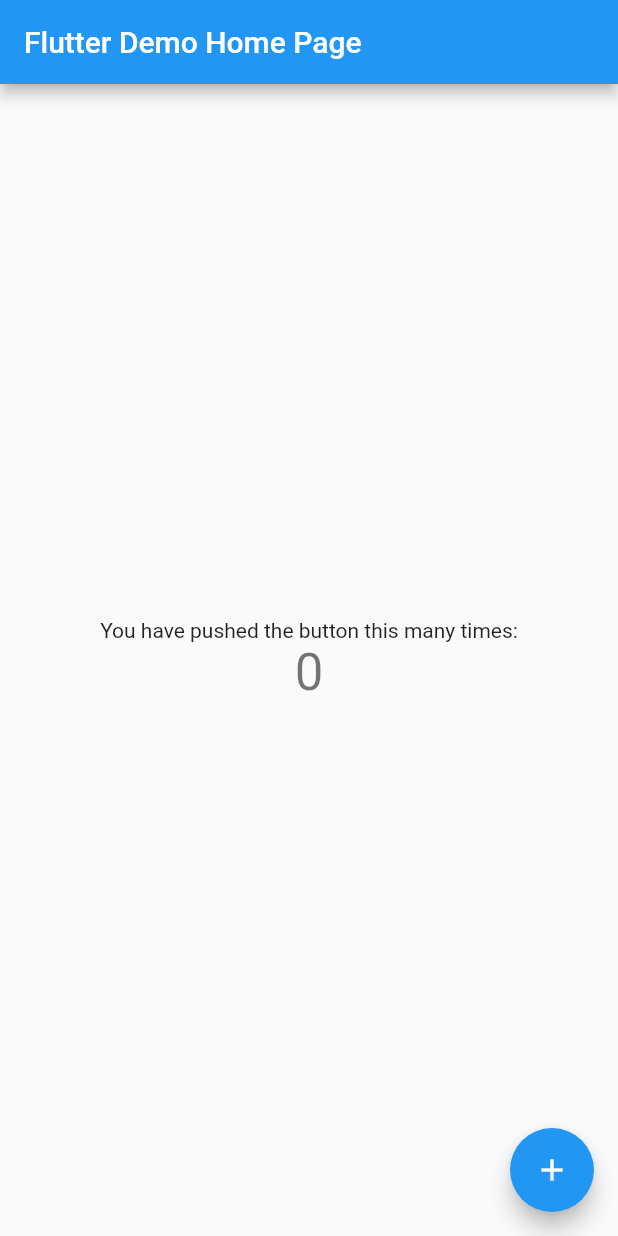
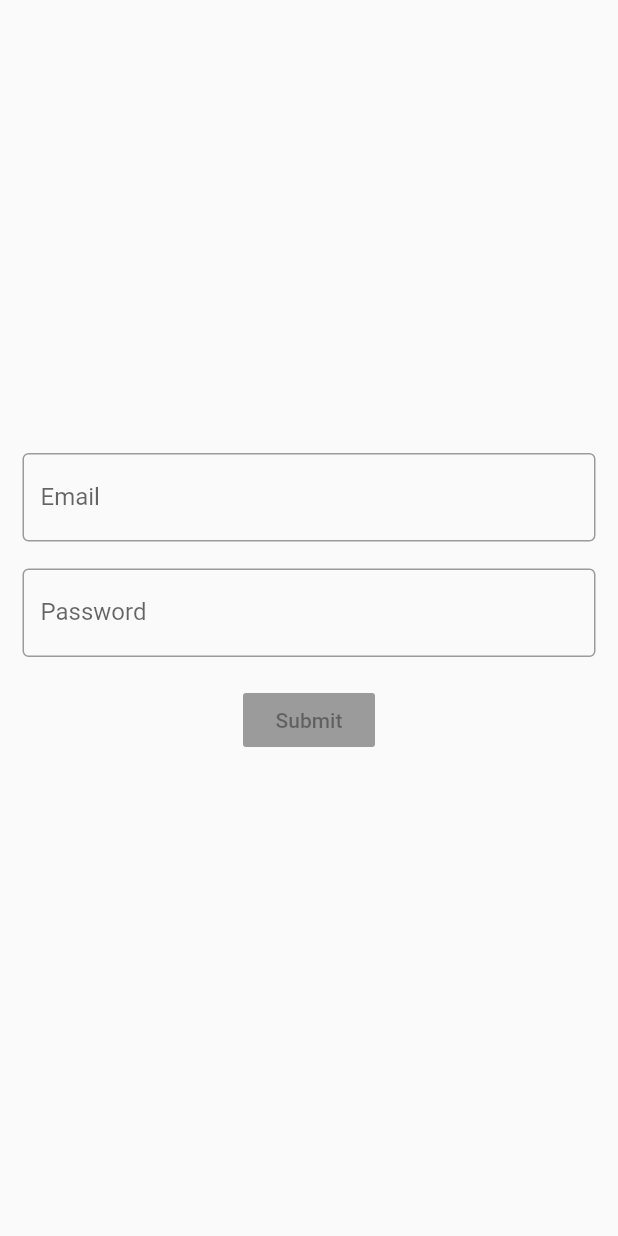
Before and after one commit to azharprabudi/examples_bloc, a Flutter app: the screen it shows after launch, on a phone screen of 412 x 824 dp. Run offline on Flutter 3.47's test engine with Material 2 defaults, Android fonts, the phone set to English and light mode, and no system bars; our stand-ins replace rxdart.

Commit message:
done login bloc

```diff
--- /dev/null
+++ b/lib/apps/login/login.dart
@@ -0,0 +1,69 @@
+import 'package:examples_bloc/apps/login/provider.dart';
+import 'package:flutter/material.dart';
+
+class Login extends StatelessWidget {
+  @override
+  Widget build(BuildContext context) {
+    LoginProvider bloc = LoginProviderImplementation();
+    return Scaffold(
+      body: Padding(
+        padding: EdgeInsets.all(15.0),
+        child: Column(
+          crossAxisAlignment: CrossAxisAlignment.center,
+          mainAxisAlignment: MainAxisAlignment.center,
+          children: <Widget>[
+            Container(
+              margin: EdgeInsets.only(bottom: 18.0),
+              child: StreamBuilder<String>(
+                stream: bloc.email,
+                builder: (BuildContext ctx, AsyncSnapshot snapshot) {
+                  print(bloc.email);
+                  return TextField(
+                    onChanged: bloc.onChangeEmail,
+                    keyboardType: TextInputType.emailAddress,
+                    decoration: InputDecoration(
+                      border: OutlineInputBorder(),
+                      hintText: "ex: acbacb@gmail.com",
+                      labelText: "Email",
+                      errorText: snapshot.error,
+                    ),
+                  );
+                },
+              ),
+            ),
+            Container(
+              margin: EdgeInsets.only(bottom: 18.0),
+              child: StreamBuilder<String>(
+                stream: bloc.password,
+                builder: (BuildContext ctx, AsyncSnapshot snapshot) =>
+                    TextField(
+                      onChanged: bloc.onChangePassword,
+                      obscureText: true,
+                      keyboardType: TextInputType.text,
+                      decoration: InputDecoration(
+                        border: OutlineInputBorder(),
+                        hintText: "*******",
+                        labelText: "Password",
+                        errorText: snapshot.error,
+                      ),
+                    ),
+              ),
+            ),
+            Container(
+              margin: EdgeInsets.only(bottom: 18.0),
+              child: StreamBuilder<bool>(
+                stream: bloc.disabledBtn,
+                builder: (BuildContext ctx, AsyncSnapshot snapshot) {
+                  return RaisedButton(
+                    onPressed: snapshot.hasData ? () {} : null,
+                    child: Text('Submit'),
+                  );
+                },
+              ),
+            ),
+          ],
+        ),
+      ),
+    );
+  }
+}
--- /dev/null
+++ b/lib/apps/login/provider.dart
@@ -0,0 +1,43 @@
+import 'dart:async';
+import 'package:examples_bloc/apps/login/validators.dart';
+import 'package:rxdart/rxdart.dart';
+
+abstract class LoginProvider {
+  void dispose();
+  Function(String) get onChangeEmail;
+  Function(String) get onChangePassword;
+  // (another way)
+  // StreamSink<String> get onChangeEmail;
+  // StreamSink<String> get onChangePassword;
+  Stream<String> get email;
+  Stream<String> get password;
+  Stream<bool> get disabledBtn;
+}
+
+class LoginProviderImplementation extends Object
+    with Validators
+    implements LoginProvider {
+  final StreamController _emailController = PublishSubject<String>();
+  final StreamController _passwordController = PublishSubject<String>();
+
+  // (another way)
+  Function(String) get onChangeEmail => _emailController.sink.add;
+  Function(String) get onChangePassword => _passwordController.sink.add;
+
+  // handle on change (another way)
+  // StreamSink<String> get onChangeEmail => _emailController.sink;
+  // StreamSink<String> get onChangePassword => _passwordController.sink;
+
+  // transform the value, whenever handle on change already doen
+  Stream<String> get email => _emailController.stream.transform(validateEmail);
+  Stream<String> get password =>
+      _passwordController.stream.transform(validatePassword);
+  Stream<bool> get disabledBtn =>
+      Observable.combineLatest2(email, password, (a, b) => true);
+
+  @override
+  void dispose() {
+    _emailController?.close();
+    _passwordController?.close();
+  }
+}
--- /dev/null
+++ b/lib/apps/login/validators.dart
@@ -0,0 +1,21 @@
+import 'dart:async';
+
+mixin Validators {
+  final validateEmail =
+      StreamTransformer<String, String>.fromHandlers(handleData: (email, sink) {
+    if (email.contains('@')) {
+      sink.add(email);
+    } else {
+      sink.addError('Invalid format email');
+    }
+  });
+
+  final validatePassword = StreamTransformer<String, String>.fromHandlers(
+      handleData: (password, sink) {
+    if (password.length >= 6) {
+      sink.add('password');
+    } else {
+      sink.addError('Password is more than equal 6');
+    }
+  });
+}
--- a/lib/main.dart
+++ b/lib/main.dart
@@ -1,111 +1,17 @@
+import 'package:examples_bloc/apps/login/login.dart';
 import 'package:flutter/material.dart';
 
 void main() => runApp(MyApp());
 
 class MyApp extends StatelessWidget {
-  // This widget is the root of your application.
   @override
   Widget build(BuildContext context) {
     return MaterialApp(
       title: 'Flutter Demo',
       theme: ThemeData(
-        // This is the theme of your application.
-        //
-        // Try running your application with "flutter run". You'll see the
-        // application has a blue toolbar. Then, without quitting the app, try
-        // changing the primarySwatch below to Colors.green and then invoke
-        // "hot reload" (press "r" in the console where you ran "flutter run",
-        // or simply save your changes to "hot reload" in a Flutter IDE).
-        // Notice that the counter didn't reset back to zero; the application
-        // is not restarted.
         primarySwatch: Colors.blue,
       ),
-      home: MyHomePage(title: 'Flutter Demo Home Page'),
+      home: Login(),
     );
   }
 }
-
-class MyHomePage extends StatefulWidget {
-  MyHomePage({Key key, this.title}) : super(key: key);
-
-  // This widget is the home page of your application. It is stateful, meaning
-  // that it has a State object (defined below) that contains fields that affect
-  // how it looks.
-
-  // This class is the configuration for the state. It holds the values (in this
-  // case the title) provided by the parent (in this case the App widget) and
-  // used by the build method of the State. Fields in a Widget subclass are
-  // always marked "final".
-
-  final String title;
-
-  @override
-  _MyHomePageState createState() => _MyHomePageState();
-}
-
-class _MyHomePageState extends State<MyHomePage> {
-  int _counter = 0;
-
-  void _incrementCounter() {
-    setState(() {
-      // This call to setState tells the Flutter framework that something has
-      // changed in this State, which causes it to rerun the build method below
-      // so that the display can reflect the updated values. If we changed
-      // _counter without calling setState(), then the build method would not be
-      // called again, and so nothing would appear to happen.
-      _counter++;
-    });
-  }
-
-  @override
-  Widget build(BuildContext context) {
-    // This method is rerun every time setState is called, for instance as done
-    // by the _incrementCounter method above.
-    //
-    // The Flutter framework has been optimized to make rerunning build methods
-    // fast, so that you can just rebuild anything that needs updating rather
-    // than having to individually change instances of widgets.
-    return Scaffold(
-      appBar: AppBar(
-        // Here we take the value from the MyHomePage object that was created by
-        // the App.build method, and use it to set our appbar title.
-        title: Text(widget.title),
-      ),
-      body: Center(
-        // Center is a layout widget. It takes a single child and positions it
-        // in the middle of the parent.
-        child: Column(
-          // Column is also layout widget. It takes a list of children and
-          // arranges them vertically. By default, it sizes itself to fit its
-          // children horizontally, and tries to be as tall as its parent.
-          //
-          // Invoke "debug painting" (press "p" in the console, choose the
-          // "Toggle Debug Paint" action from the Flutter Inspector in Android
-          // Studio, or the "Toggle Debug Paint" command in Visual Studio Code)
-          // to see the wireframe for each widget.
-          //
-          // Column has various properties to control how it sizes itself and
-          // how it positions its children. Here we use mainAxisAlignment to
-          // center the children vertically; the main axis here is the vertical
-          // axis because Columns are vertical (the cross axis would be
-          // horizontal).
-          mainAxisAlignment: MainAxisAlignment.center,
-          children: <Widget>[
-            Text(
-              'You have pushed the button this many times:',
-            ),
-            Text(
-              '$_counter',
-              style: Theme.of(context).textTheme.display1,
-            ),
-          ],
-        ),
-      ),
-      floatingActionButton: FloatingActionButton(
-        onPressed: _incrementCounter,
-        tooltip: 'Increment',
-        child: Icon(Icons.add),
-      ), // This trailing comma makes auto-formatting nicer for build methods.
-    );
-  }
-}
```
Also changed, not shown: 1 other file.
